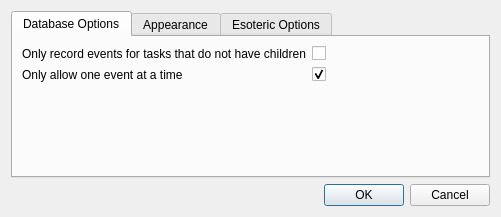
This is Charm/CharmPreferences.ui in KDAB/Charm as Qt 5 draws it before an edit. The edited form follows.
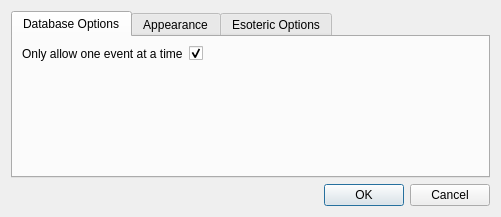
This is the edited form. The open tabs and pages were chosen to show the change.

Commit message: Remove option to allow recording events to parent tasks.

```diff
--- a/Charm/CharmPreferences.ui
+++ b/Charm/CharmPreferences.ui
@@ -26,24 +26,17 @@
       <layout class="QVBoxLayout" name="verticalLayout_3">
        <item>
         <layout class="QFormLayout" name="formLayoutDatabase">
+         <property name="fieldGrowthPolicy">
+          <enum>QFormLayout::ExpandingFieldsGrow</enum>
+         </property>
          <item row="0" column="0">
-          <widget class="QLabel" name="lbEventsInLeavesOnly">
-           <property name="text">
-            <string>Only record events for tasks that do not have children</string>
-           </property>
-          </widget>
-         </item>
-         <item row="0" column="1">
-          <widget class="QCheckBox" name="cbEventsInLeavesOnly"/>
-         </item>
-         <item row="1" column="0">
           <widget class="QLabel" name="lbOneEventAtATime">
            <property name="text">
             <string>Only allow one event at a time</string>
            </property>
           </widget>
          </item>
-         <item row="1" column="1">
+         <item row="0" column="1">
           <widget class="QCheckBox" name="cbOneEventAtATime">
            <property name="checked">
             <bool>true</bool>
```
Left out of the diff: 2 changed lines with no effect on the pictures. The commit also changes 7 other files.
